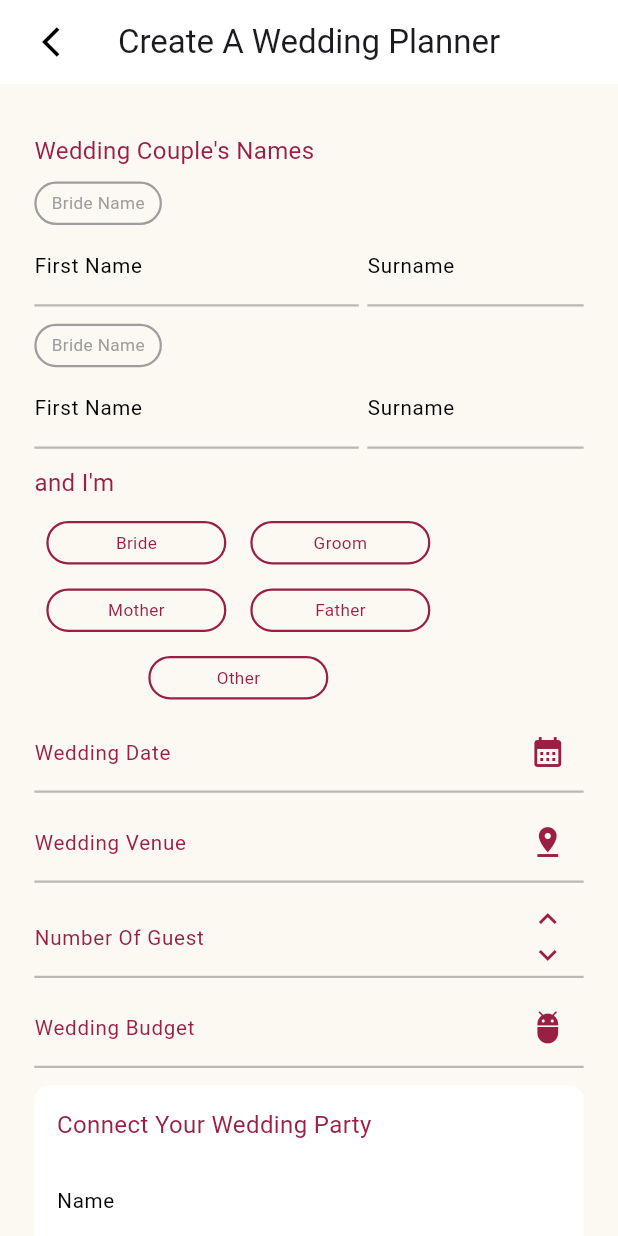
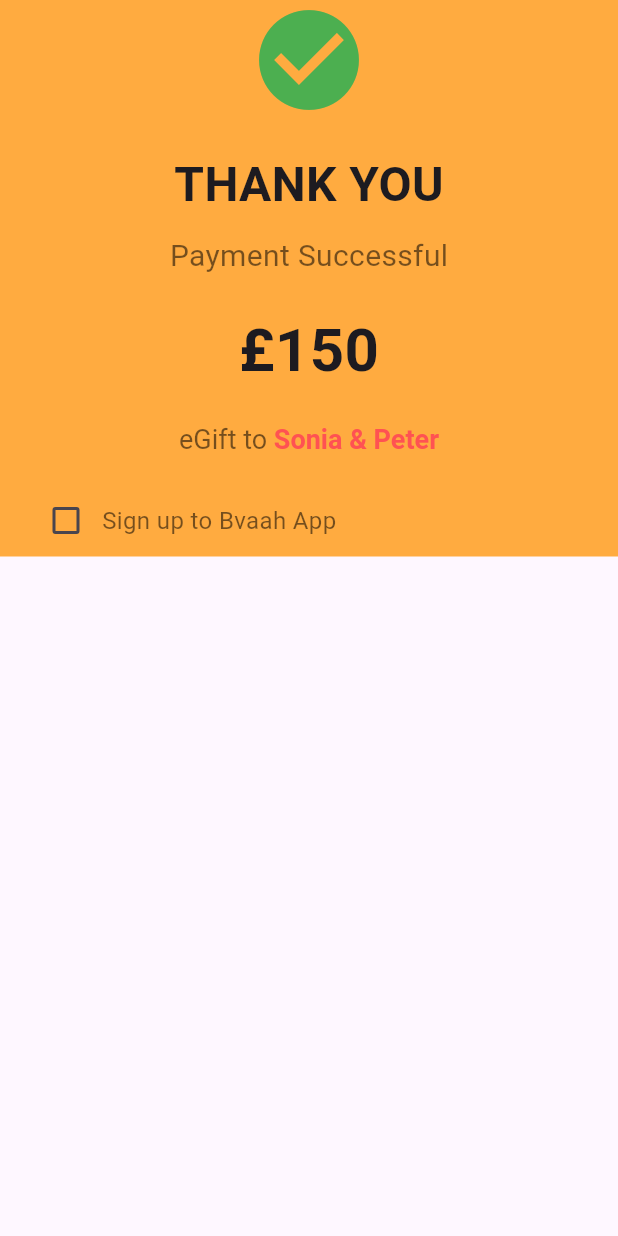
Before and after one commit to mdfahim8990/beeya, a Flutter app: the screen it shows after launch, on a phone screen of 412 x 824 dp. Run offline on Flutter 3.47's test engine with Material 3 defaults, Android fonts, the phone set to English and light mode, and no system bars; our stand-ins replace flutter_local_notifications, flutter_screenutil, google_fonts, mask_text_input_formatter, timezone.

Commit message:
thank_you_page.dart update

```diff
--- a/lib/main.dart
+++ b/lib/main.dart
@@ -3,6 +3,7 @@ import 'package:beeya/pages/auth/Sign_up.dart';
 import 'package:beeya/pages/auth/sing_in.dart';
 import 'package:beeya/pages/gift/gift_payment.dart';
 import 'package:beeya/pages/gift/send_gift.dart';
+import 'package:beeya/pages/gift/thank_you_page.dart';
 import 'package:beeya/pages/guest/add_guest.dart';
 
 
@@ -41,7 +42,7 @@ class MyApp extends StatelessWidget {
         colorScheme: ColorScheme.fromSeed(seedColor: Colors.deepPurple),
        // useMaterial3: true,
       ),
-      home:   WeddingPlannerPage(),
+      home:   ThankYouPage(),
     );
   }
 }
--- /dev/null
+++ b/lib/pages/gift/thank_you_page.dart
@@ -0,0 +1,105 @@
+import 'package:flutter/material.dart';
+
+class ThankYouPage extends StatefulWidget {
+  const ThankYouPage({Key? key}) : super(key: key);
+
+  @override
+  State<ThankYouPage> createState() => _ThankYouPageState();
+}
+
+class _ThankYouPageState extends State<ThankYouPage> {
+  bool _isSignedUp = false;
+  @override
+  Widget build(BuildContext context) {
+    double width = MediaQuery.of(context).size.width;
+    return  Scaffold(
+      body: SingleChildScrollView(
+        child: Center(
+          child: Container(
+            color: Colors.orangeAccent,
+            width: width > 600 ? 400  : null,
+            child: SafeArea(
+              child: Padding(
+                padding: EdgeInsets.symmetric(horizontal: 20),
+                child: Column(
+                  mainAxisAlignment: MainAxisAlignment.center,
+                  children: [
+                    Icon(
+                      Icons.check_circle,
+                      color: Colors.green,
+                      size: 80,
+                    ),
+                    SizedBox(height: 20),
+                    Text(
+                      'THANK YOU',
+                      style: TextStyle(
+                        fontSize: 32,
+                        fontWeight: FontWeight.bold,
+                      ),
+                    ),
+                    SizedBox(height: 10),
+                    Text(
+                      'Payment Successful',
+                      style: TextStyle(
+                        fontSize: 20,
+                        color: Colors.black54,
+                      ),
+                    ),
+                    SizedBox(height: 20),
+                    Text(
+                      '£150',
+                      style: TextStyle(
+                        fontSize: 40,
+                        fontWeight: FontWeight.bold,
+                      ),
+                    ),
+                    SizedBox(height: 20),
+                    RichText(
+                      text: TextSpan(
+                        text: 'eGift to ',
+                        style: TextStyle(
+                          fontSize: 18,
+                          color: Colors.black54,
+                        ),
+                        children: <TextSpan>[
+                          TextSpan(
+                            text: 'Sonia & Peter',
+                            style: TextStyle(
+                              fontSize: 18,
+                              color: Colors.redAccent,
+                              fontWeight: FontWeight.bold,
+                            ),
+                          ),
+                        ],
+                      ),
+                    ),
+            SizedBox(height: 20),
+                    Row(
+                      children: [
+                        Checkbox(
+                          value: _isSignedUp,
+                          onChanged: (bool? newValue) {
+                            setState(() {
+                              _isSignedUp = newValue ?? false;
+                            });
+                          },
+                        ),
+                        Text(
+                          'Sign up to Bvaah App',
+                          style: TextStyle(
+                            fontSize: 16,
+                            color: Colors.black54,
+                          ),
+                        ),
+                      ],
+                    ),
+                  ],
+                ),
+              ),
+            ),
+          ),
+        ),
+      ),
+    );
+  }
+}
```
